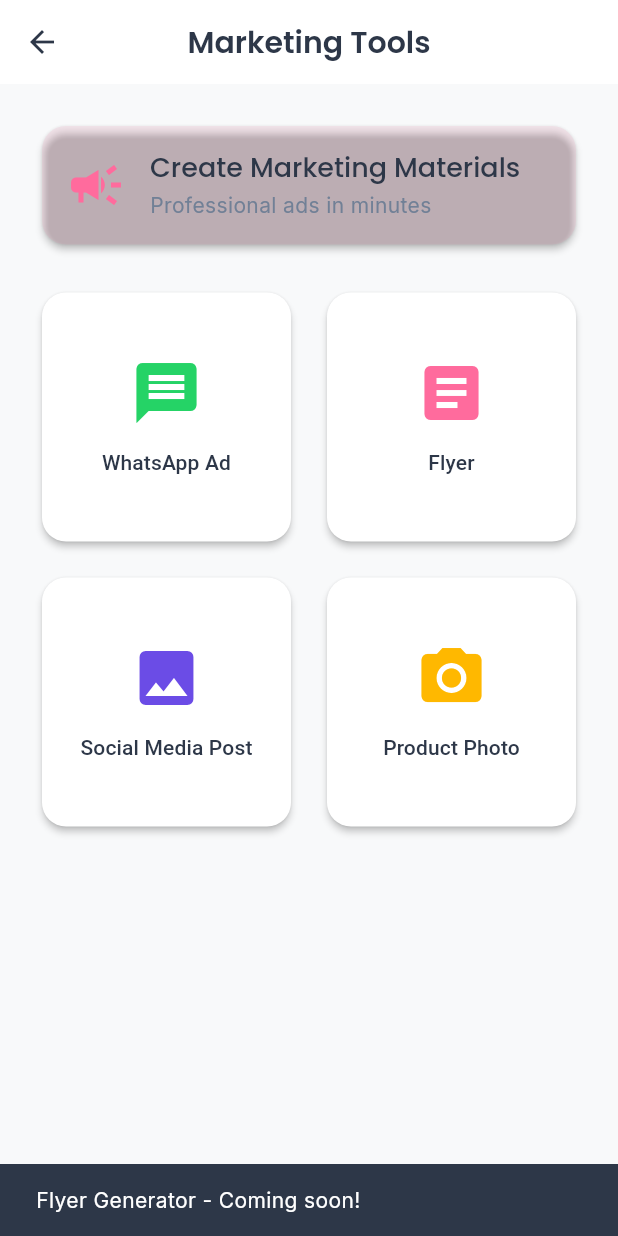
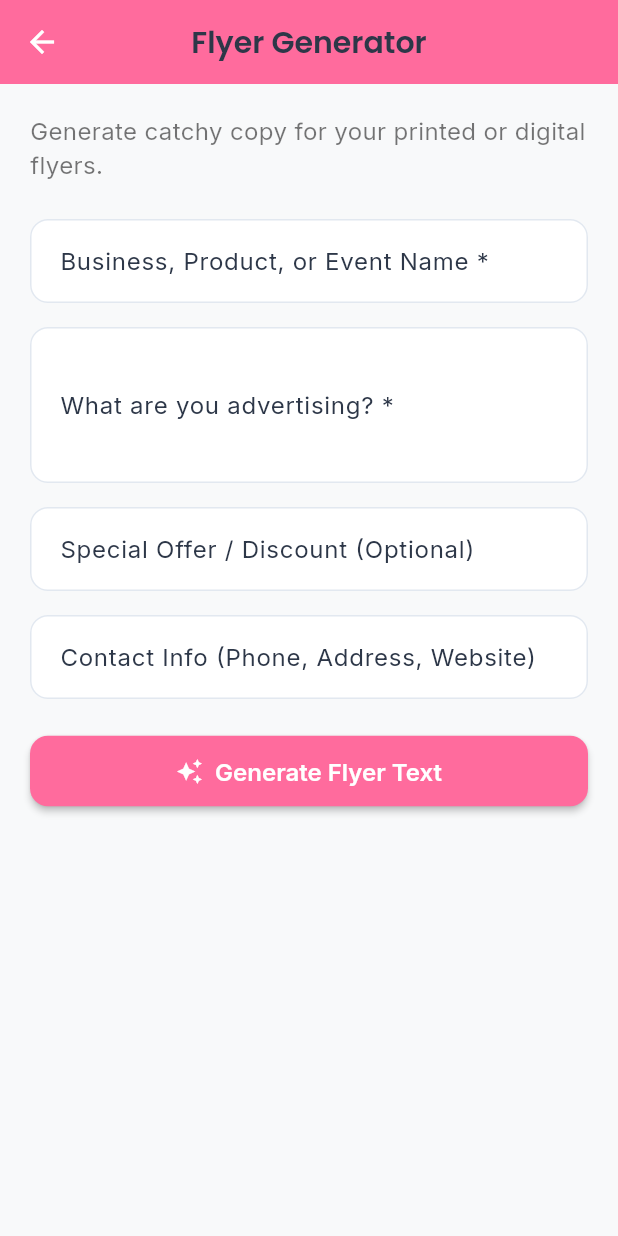
Before and after one commit to vibha1019/sakhi_app, a Flutter app: the MarketingGeneratorScreen screen opened by its route, after a tap on "Flyer", on a phone screen of 412 x 824 dp. Run offline on Flutter 3.47's test engine with Material 3 defaults, Android fonts, the phone set to English and light mode, and no system bars; our stand-ins replace cloud_firestore, firebase_auth, firebase_core, fl_chart, flutter_dotenv, google_fonts and 2 more; accounts and stored records are empty.

Commit message:
added option to create flyer in marketing section

```diff
--- /dev/null
+++ b/lib/screens/marketing/flyer_generator_screen.dart
@@ -0,0 +1,197 @@
+import 'package:flutter/material.dart';
+import 'package:flutter/services.dart'; // For Clipboard
+import 'package:flutter_dotenv/flutter_dotenv.dart';
+import 'package:micromitra/services/marketing_ai_service.dart';
+
+class FlyerGeneratorScreen extends StatefulWidget {
+  const FlyerGeneratorScreen({super.key});
+
+  @override
+  State<FlyerGeneratorScreen> createState() => _FlyerGeneratorScreenState();
+}
+
+class _FlyerGeneratorScreenState extends State<FlyerGeneratorScreen> {
+  final TextEditingController titleController = TextEditingController();
+  final TextEditingController descriptionController = TextEditingController();
+  final TextEditingController offerController = TextEditingController();
+  final TextEditingController contactController = TextEditingController();
+
+  String? generatedFlyer;
+  bool isLoading = false;
+  MarketingAIService? aiService;
+
+  // The color matches the pink theme you set in the Marketing Hub
+  final Color themeColor = const Color(0xFFFF6B9D);
+
+  @override
+  void initState() {
+    super.initState();
+    final apiKey = dotenv.env['GEMINI_API_KEY'];
+    if (apiKey != null) {
+      aiService = MarketingAIService(apiKey);
+    }
+  }
+
+  void generateFlyer() async {
+    if (titleController.text.isEmpty || descriptionController.text.isEmpty) {
+      ScaffoldMessenger.of(context).showSnackBar(
+        const SnackBar(content: Text("Please fill in the Event/Product Name and Description")),
+      );
+      return;
+    }
+
+    setState(() {
+      isLoading = true;
+      generatedFlyer = null;
+    });
+
+    try {
+      // Assuming you will add this method to your MarketingAIService
+      final flyerText = await aiService!.generateFlyer(
+        title: titleController.text,
+        description: descriptionController.text,
+        specialOffer: offerController.text.isEmpty ? null : offerController.text,
+        contactInfo: contactController.text.isEmpty ? null : contactController.text,
+      );
+
+      setState(() {
+        generatedFlyer = flyerText;
+      });
+    } catch (e) {
+      setState(() {
+        generatedFlyer = "Error: $e";
+      });
+    } finally {
+      setState(() {
+        isLoading = false;
+      });
+    }
+  }
+
+  void _copyToClipboard() {
+    if (generatedFlyer != null) {
+      Clipboard.setData(ClipboardData(text: generatedFlyer!));
+      ScaffoldMessenger.of(context).showSnackBar(
+        const SnackBar(content: Text("Flyer text copied to clipboard! Ready to paste into Canva or Word.")),
+      );
+    }
+  }
+
+  @override
+  void dispose() {
+    titleController.dispose();
+    descriptionController.dispose();
+    offerController.dispose();
+    contactController.dispose();
+    super.dispose();
+  }
+
+  @override
+  Widget build(BuildContext context) {
+    return Scaffold(
+      appBar: AppBar(
+        title: const Text("Flyer Generator"),
+        backgroundColor: themeColor,
+        foregroundColor: Colors.white,
+      ),
+      body: SingleChildScrollView(
+        padding: const EdgeInsets.all(20),
+        child: Column(
+          crossAxisAlignment: CrossAxisAlignment.stretch,
+          children: [
+            const Text(
+              "Generate catchy copy for your printed or digital flyers.",
+              style: TextStyle(fontSize: 16, color: Colors.black54),
+            ),
+            const SizedBox(height: 24),
+
+            TextField(
+              controller: titleController,
+              decoration: const InputDecoration(
+                labelText: "Business, Product, or Event Name *",
+                border: OutlineInputBorder()
+              ),
+            ),
+            const SizedBox(height: 16),
+
+            TextField(
+              controller: descriptionController,
+              maxLines: 3,
+              decoration: const InputDecoration(
+                labelText: "What are you advertising? *",
+                border: OutlineInputBorder()
+              ),
+            ),
+            const SizedBox(height: 16),
+
+            TextField(
+              controller: offerController,
+              decoration: const InputDecoration(
+                labelText: "Special Offer / Discount (Optional)",
+                border: OutlineInputBorder()
+              ),
+            ),
+            const SizedBox(height: 16),
+
+            TextField(
+              controller: contactController,
+              decoration: const InputDecoration(
+                labelText: "Contact Info (Phone, Address, Website)",
+                border: OutlineInputBorder()
+              ),
+            ),
+            const SizedBox(height: 24),
+
+            ElevatedButton.icon(
+              onPressed: isLoading ? null : generateFlyer,
+              icon: const Icon(Icons.auto_awesome),
+              label: const Text("Generate Flyer Text"),
+              style: ElevatedButton.styleFrom(
+                backgroundColor: themeColor,
+                foregroundColor: Colors.white,
+                padding: const EdgeInsets.symmetric(vertical: 14),
+              ),
+            ),
+
+            if (isLoading)
+              const Center(child: Padding(padding: EdgeInsets.all(30), child: CircularProgressIndicator())),
+
+            if (generatedFlyer != null) ...[
+              const SizedBox(height: 32),
+              const Text("Flyer Blueprint:", style: TextStyle(fontWeight: FontWeight.bold, fontSize: 18)),
+              const SizedBox(height: 8),
+              Card(
+                elevation: 4,
+                color: themeColor.withOpacity(0.05),
+                shape: RoundedRectangleBorder(
+                  side: BorderSide(color: themeColor.withOpacity(0.5), width: 1),
+                  borderRadius: BorderRadius.circular(12),
+                ),
+                child: Padding(
+                  padding: const EdgeInsets.all(20),
+                  child: Text(
+                    generatedFlyer!,
+                    style: const TextStyle(fontSize: 16, height: 1.5),
+                    textAlign: TextAlign.center, // Flyers often look better centered
+                  ),
+                ),
+              ),
+              const SizedBox(height: 16),
+
+              OutlinedButton.icon(
+                onPressed: _copyToClipboard,
+                icon: const Icon(Icons.copy),
+                label: const Text("Copy Text for Printing/Design"),
+                style: OutlinedButton.styleFrom(
+                  foregroundColor: themeColor,
+                  side: BorderSide(color: themeColor),
+                  padding: const EdgeInsets.symmetric(vertical: 14),
+                ),
+              ),
+            ],
+          ],
+        ),
+      ),
+    );
+  }
+}
--- a/lib/screens/marketing/marketing_generator_screen.dart
+++ b/lib/screens/marketing/marketing_generator_screen.dart
@@ -1,6 +1,6 @@
 import 'package:flutter/material.dart';
 import 'package:micromitra/screens/marketing/whatsapp_ad_generator_screen.dart';
-
+import 'package:micromitra/screens/marketing/flyer_generator_screen.dart'; // NEW IMPORT
 
 class MarketingGeneratorScreen extends StatelessWidget {
   const MarketingGeneratorScreen({super.key});
@@ -76,10 +76,11 @@ class MarketingGeneratorScreen extends StatelessWidget {
                   icon: Icons.article,
                   color: const Color(0xFFFF6B9D),
                   onTap: () {
-                    ScaffoldMessenger.of(context).showSnackBar(
-                      const SnackBar(
-                          content:
-                              Text('Flyer Generator - Coming soon!')),
+                    // NEW: Now navigates to the Flyer Generator
+                    Navigator.push(
+                      context,
+                      MaterialPageRoute(
+                          builder: (_) => const FlyerGeneratorScreen()),
                     );
                   },
                 ),
--- a/lib/services/marketing_ai_service.dart
+++ b/lib/services/marketing_ai_service.dart
@@ -5,6 +5,10 @@ class MarketingAIService {
   final String apiKey;
 
   MarketingAIService(this.apiKey);
+
+  // ==========================================
+  // WHATSAPP AD GENERATOR
+  // ==========================================
 
   Future<String> generateWhatsAppAd({
     required String product,
@@ -60,4 +64,85 @@ Click below to chat with us and order yours today! 👇
 [Insert WhatsApp Link]
     ''';
   }
+
+  // ==========================================
+  // FLYER GENERATOR (NEW)
+  // ==========================================
+
+  Future<String> generateFlyer({
+    required String title,
+    required String description,
+    String? specialOffer,
+    String? contactInfo,
+  }) async {
+    final url = Uri.parse(
+        'https://generativelanguage.googleapis.com/v1beta/models/gemini-1.5-flash:generateContent?key=$apiKey');
+
+    final prompt = '''
+    You are an expert marketer and graphic design copywriter.
+    Create the text layout for a highly engaging flyer based on the following details:
+
+    Title/Business Name: $title
+    Description: $description
+    ${specialOffer != null && specialOffer.isNotEmpty ? 'Special Offer: $specialOffer' : ''}
+    ${contactInfo != null && contactInfo.isNotEmpty ? 'Contact Info: $contactInfo' : ''}
+
+    Format the output clearly with:
+    - A Catchy Main Headline (ALL CAPS)
+    - A brief, engaging sub-headline
+    - 3 to 4 bullet points highlighting the main benefits
+    - A strong Call to Action (CTA)
+    - Contact Information at the bottom
+
+    Keep it concise, punchy, and easy to read from a distance. Do not include emojis, as this is for a printed flyer.
+    ''';
+
+    try {
+      final response = await http.post(
+        url,
+        headers: {'Content-Type': 'application/json'},
+        body: jsonEncode({
+          "contents": [
+            {
+              "parts": [
+                {"text": prompt}
+              ]
+            }
+          ]
+        }),
+      );
+
+      if (response.statusCode == 200) {
+        final data = jsonDecode(response.body);
+        return data['candidates'][0]['content']['parts'][0]['text'];
+      } else {
+        print("AI Quota hit or error for flyer. Using Smart Fallback.");
+        return _generateFlyerSmartFallback(title, description, specialOffer, contactInfo);
+      }
+    } catch (e) {
+      return _generateFlyerSmartFallback(title, description, specialOffer, contactInfo);
+    }
+  }
+
+  // Smart fallback for Flyer generator
+  String _generateFlyerSmartFallback(String title, String description, String? specialOffer, String? contactInfo) {
+    return '''
+[ HEADLINE ]
+${title.toUpperCase()}
+
+[ ABOUT THIS ]
+$description
+
+[ SPECIAL OFFER ]
+${(specialOffer != null && specialOffer.isNotEmpty) ? specialOffer : "Ask us about our daily specials!"}
+
+[ WHY CHOOSE US ]
+• High Quality Guaranteed
+• Fast and Reliable Service
+• 100% Customer Satisfaction
+
+[ CONTACT US TODAY ]
+${(contactInfo != null && contactInfo.isNotEmpty) ? contactInfo : "Visit us or call today!"}
+    ''';
+  }
 }
```
